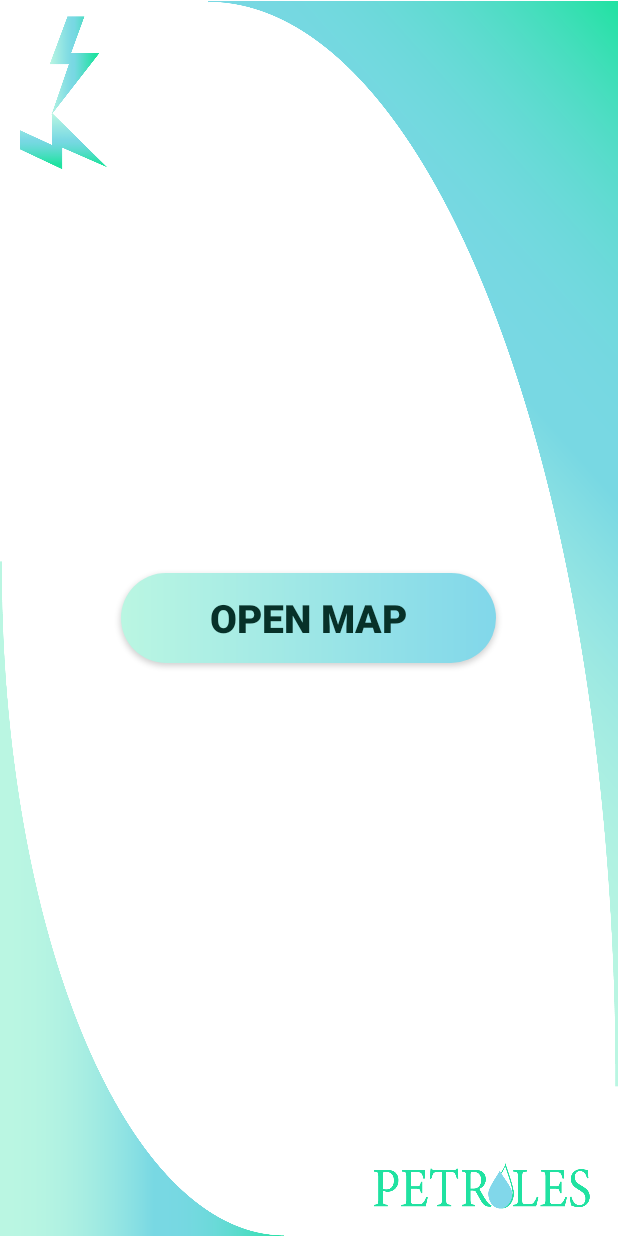
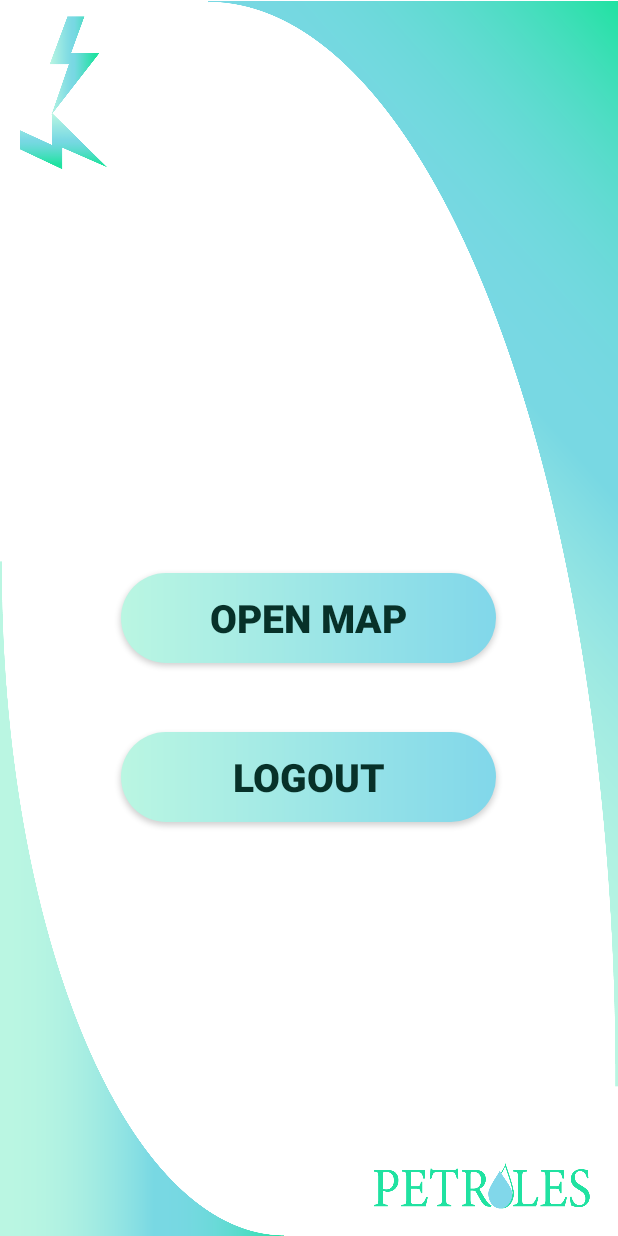
Before and after one commit to RitchieP/Petroles, an Android app: the screen it shows after launch once a user with an empty profile is signed in (MainActivity), on a phone screen of 412 x 824 dp. Run offline under Robolectric (Android 15) with nearby library versions, the phone set to English and light mode, and no system bars; our stand-ins replace Firebase (no records; nobody signed in at launch, a user with empty details on screens opened directly).

Commit message:
Fix "LOGOUT" button missing in MainActivity - Home Page

```diff
--- a/app/src/main/res/layout/activity_main.xml
+++ b/app/src/main/res/layout/activity_main.xml
@@ -23,4 +23,24 @@
         app:layout_constraintStart_toStartOf="parent"
         app:layout_constraintTop_toTopOf="parent" />
 
+
+    <Button
+        android:id="@+id/button"
+        android:layout_width="250dp"
+        android:layout_height="60dp"
+        android:onClick="logout"
+        android:text="Logout"
+        android:background="@drawable/open_map_btn"
+        android:textColor="@color/fence_green"
+        android:textSize="26dp"
+        android:textStyle="bold"
+        app:layout_constraintBottom_toBottomOf="parent"
+        app:layout_constraintEnd_toEndOf="parent"
+        app:layout_constraintHorizontal_bias="0.498"
+        app:layout_constraintStart_toStartOf="parent"
+        app:layout_constraintTop_toBottomOf="@+id/button_openMap"
+        app:layout_constraintVertical_bias="0.142"
+        />
+
+
 </androidx.constraintlayout.widget.ConstraintLayout>
```
